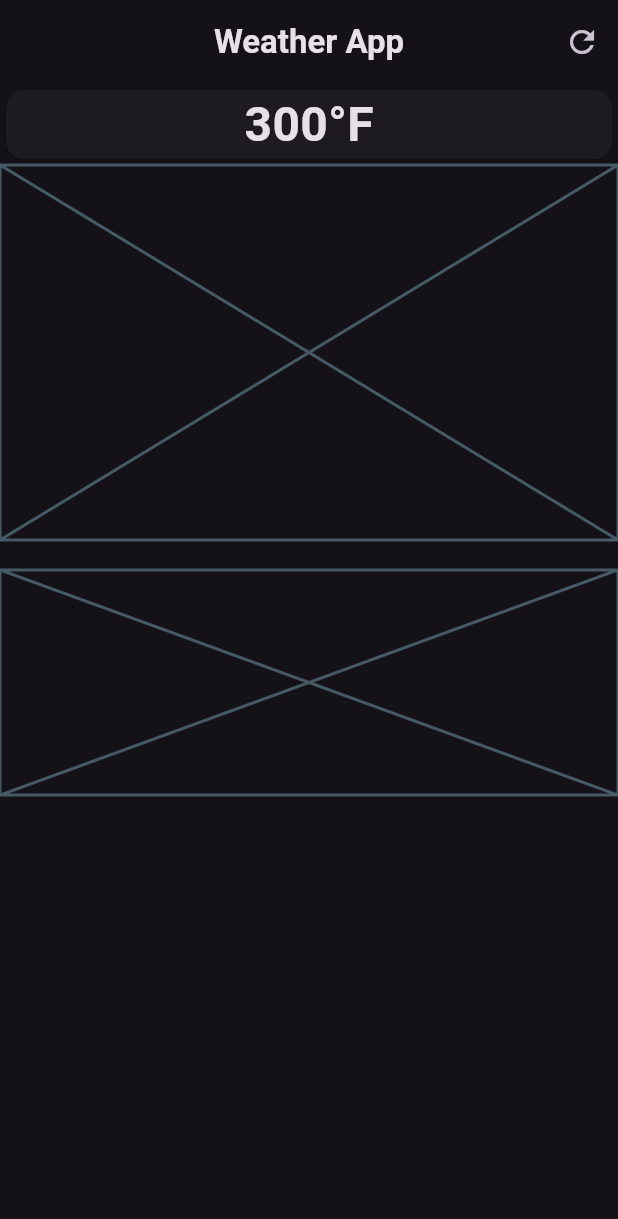
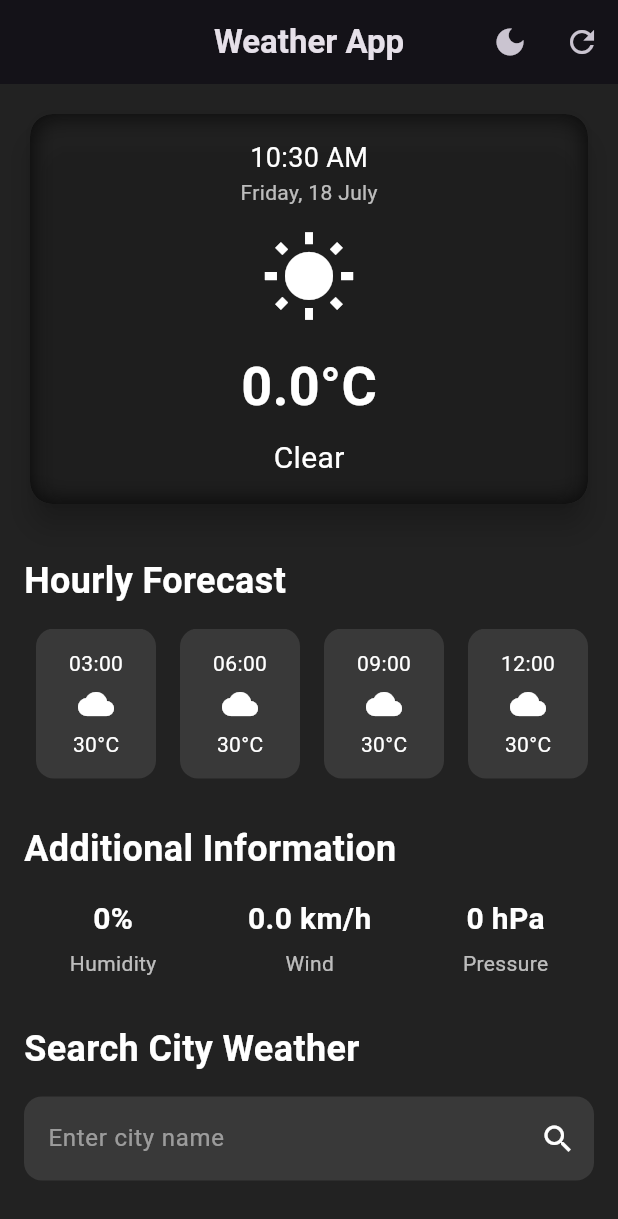
Before and after one commit to MANISH-Shetty-Repos/WeathrX, a Flutter app: the screen it shows after launch, on a phone screen of 412 x 824 dp. Shown: the top 1219 px of the screen. Run offline on Flutter 3.47's test engine with Material 3 defaults, Android fonts, the phone set to English and light mode, and no system bars.

Commit message:
feat: updated design, added hourly forecast, and light/dark mode functionality

```diff
--- a/lib/main.dart
+++ b/lib/main.dart
@@ -1,19 +1,41 @@
 import 'package:flutter/material.dart';
-import 'package:weather_app/weather_scree.dart';
+import 'weather_screen.dart';
 
-void main(){
-  runApp(const MyApp());
+void main() {
+  runApp(const WeatherApp());
 }
 
-class MyApp extends StatelessWidget {
-  const MyApp({Key? key});
+class WeatherApp extends StatefulWidget {
+  const WeatherApp({super.key});
+
+  @override
+  State<WeatherApp> createState() => _WeatherAppState();
+}
+
+class _WeatherAppState extends State<WeatherApp> {
+  bool isDarkMode = true;
+
+  void toggleTheme() {
+    setState(() {
+      isDarkMode = !isDarkMode;
+    });
+  }
 
   @override
   Widget build(BuildContext context) {
-    return  MaterialApp(
+    return MaterialApp(
       debugShowCheckedModeBanner: false,
-      theme:ThemeData.dark(useMaterial3: true),
-      home:const WeatherScreen(),
+      themeMode: isDarkMode ? ThemeMode.dark : ThemeMode.light,
+      darkTheme: ThemeData.dark().copyWith(
+        scaffoldBackgroundColor: Colors.black87,
+      ),
+      theme: ThemeData.light().copyWith(
+        scaffoldBackgroundColor: Colors.white,
+      ),
+      home: WeatherScreen(
+        isDarkMode: isDarkMode,
+        toggleTheme: toggleTheme,
+      ),
     );
   }
 }
--- a/lib/weather_scree.dart
+++ /dev/null
@@ -1,43 +0,0 @@
-import 'package:flutter/material.dart';
-
-class WeatherScreen extends StatelessWidget {
-  const WeatherScreen({super.key});
-
-  @override
-  Widget build(BuildContext context) {
-    return Scaffold(
-      appBar: AppBar(
-        title: const Text(
-          'Weather App',
-          style: TextStyle(fontWeight: FontWeight.bold),
-        ),
-        centerTitle: true,
-        actions: [
-          IconButton(onPressed: () {}, icon: const Icon(Icons.refresh)),
-        ],
-      ),
-      body: Column(
-        children: [
-          SizedBox(
-            width: double.infinity,
-
-            child: Card(
-              child: Column(
-                children: [
-                  Text(
-                    '300°F',
-                    style: TextStyle(fontSize: 32, fontWeight: FontWeight.bold),
-                  ),
-                ],
-              ),
-            ),
-          ),
-          const Placeholder(fallbackHeight: 250),
-          const SizedBox(height: 20),
-
-          const Placeholder(fallbackHeight: 150),
-        ],
-      ),
-    );
-  }
-}
--- /dev/null
+++ b/lib/weather_screen.dart
@@ -0,0 +1,345 @@
+import 'dart:convert';
+import 'dart:ui';
+import 'package:flutter/material.dart';
+import 'package:intl/intl.dart';
+import 'package:http/http.dart' as http;
+
+class WeatherScreen extends StatefulWidget {
+  final bool isDarkMode;
+  final VoidCallback toggleTheme;
+
+  const WeatherScreen({
+    super.key,
+    required this.isDarkMode,
+    required this.toggleTheme,
+  });
+
+  @override
+  State<WeatherScreen> createState() => _WeatherScreenState();
+}
+
+class _WeatherScreenState extends State<WeatherScreen> {
+  String weatherCondition = 'Clear';
+  double temperature = 0.0;
+  int humidity = 0;
+  double windSpeed = 0.0;
+  int pressure = 0;
+
+  final TextEditingController cityController = TextEditingController();
+
+  final String apiKey = 'a55f2dbb01cec59b0d5dd3c1b89bfacf';
+
+  IconData getWeatherIcon() {
+    switch (weatherCondition.toLowerCase()) {
+      case 'clear':
+        return Icons.wb_sunny;
+      case 'clouds':
+        return Icons.cloud_queue;
+      case 'rain':
+      case 'drizzle':
+        return Icons.umbrella;
+      case 'snow':
+        return Icons.ac_unit;
+      case 'thunderstorm':
+        return Icons.flash_on;
+      default:
+        return Icons.cloud;
+    }
+  }
+
+  void resetWeather() {
+    setState(() {
+      weatherCondition = 'Clear';
+      temperature = 0.0;
+      humidity = 0;
+      windSpeed = 0.0;
+      pressure = 0;
+      cityController.clear();
+    });
+  }
+
+  Future<void> fetchWeather(String city) async {
+    final url =
+        'https://api.openweathermap.org/data/2.5/weather?q=$city&appid=$apiKey&units=metric';
+
+    final response = await http.get(Uri.parse(url));
+
+    if (response.statusCode == 200) {
+      final data = jsonDecode(response.body);
+      setState(() {
+        weatherCondition = data['weather'][0]['main'];
+        temperature = data['main']['temp'].toDouble();
+        humidity = data['main']['humidity'];
+        windSpeed = data['wind']['speed'].toDouble();
+        pressure = data['main']['pressure'];
+      });
+    } else {
+      ScaffoldMessenger.of(
+        context,
+      ).showSnackBar(SnackBar(content: Text('City not found or API error!')));
+    }
+  }
+
+  @override
+  Widget build(BuildContext context) {
+    final isDark = widget.isDarkMode;
+    final iconColor = isDark ? Colors.white : Colors.black;
+
+    final time = DateFormat('hh:mm a').format(DateTime.now());
+    final date = DateFormat('EEEE, d MMMM').format(DateTime.now());
+
+    return Scaffold(
+      appBar: AppBar(
+        elevation: 0,
+        title: isDark
+            ? const Text(
+                'Weather App',
+                style: TextStyle(fontWeight: FontWeight.bold),
+              )
+            : ShaderMask(
+                shaderCallback: (bounds) => const LinearGradient(
+                  colors: [Colors.blue, Colors.orange],
+                ).createShader(bounds),
+                child: const Text(
+                  'Weather App',
+                  style: TextStyle(
+                    fontWeight: FontWeight.bold,
+                    color: Colors.white,
+                  ),
+                ),
+              ),
+        centerTitle: true,
+        actions: [
+          IconButton(
+            onPressed: widget.toggleTheme,
+            icon: Icon(isDark ? Icons.dark_mode : Icons.light_mode),
+          ),
+          IconButton(onPressed: resetWeather, icon: const Icon(Icons.refresh)),
+        ],
+      ),
+      body: Padding(
+        padding: const EdgeInsets.all(16.0),
+        child: SingleChildScrollView(
+          child: Column(
+            crossAxisAlignment: CrossAxisAlignment.start,
+            children: [
+              /// Weather Card
+              SizedBox(
+                width: double.infinity,
+                child: Card(
+                  color: isDark
+                      ? Colors.white.withOpacity(0.1)
+                      : Colors.grey[200],
+                  elevation: 8,
+                  shape: RoundedRectangleBorder(
+                    borderRadius: BorderRadius.circular(15),
+                  ),
+                  child: ClipRRect(
+                    borderRadius: BorderRadius.circular(15),
+                    child: BackdropFilter(
+                      filter: ImageFilter.blur(sigmaX: 8, sigmaY: 8),
+                      child: Padding(
+                        padding: const EdgeInsets.all(16.0),
+                        child: Column(
+                          children: [
+                            Text(
+                              time,
+                              style: TextStyle(color: iconColor, fontSize: 18),
+                            ),
+                            Text(
+                              date,
+                              style: TextStyle(
+                                color: iconColor.withOpacity(0.7),
+                                fontSize: 14,
+                              ),
+                            ),
+                            const SizedBox(height: 15),
+                            Icon(getWeatherIcon(), size: 64, color: iconColor),
+                            const SizedBox(height: 15),
+                            Text(
+                              '${temperature.toStringAsFixed(1)}°C',
+                              style: TextStyle(
+                                fontSize: 36,
+                                fontWeight: FontWeight.bold,
+                                color: iconColor,
+                              ),
+                            ),
+                            const SizedBox(height: 8),
+                            Text(
+                              weatherCondition,
+                              style: TextStyle(fontSize: 20, color: iconColor),
+                            ),
+                          ],
+                        ),
+                      ),
+                    ),
+                  ),
+                ),
+              ),
+
+              const SizedBox(height: 30),
+
+              /// Hourly Forecast (Dummy as API provides current weather only here)
+              Text(
+                'Hourly Forecast',
+                style: TextStyle(
+                  fontSize: 24,
+                  fontWeight: FontWeight.bold,
+                  color: iconColor,
+                ),
+              ),
+              const SizedBox(height: 15),
+
+              SizedBox(
+                height: 100,
+                child: ListView.builder(
+                  scrollDirection: Axis.horizontal,
+                  itemCount: 8,
+                  itemBuilder: (context, index) {
+                    final times = [
+                      '03:00',
+                      '06:00',
+                      '09:00',
+                      '12:00',
+                      '15:00',
+                      '18:00',
+                      '21:00',
+                      '00:00',
+                    ];
+                    return Container(
+                      width: 80,
+                      margin: const EdgeInsets.symmetric(horizontal: 8),
+                      decoration: BoxDecoration(
+                        color: isDark
+                            ? Colors.white.withOpacity(0.1)
+                            : Colors.grey[200],
+                        borderRadius: BorderRadius.circular(12),
+                      ),
+                      child: Column(
+                        mainAxisAlignment: MainAxisAlignment.center,
+                        children: [
+                          Text(
+                            times[index],
+                            style: TextStyle(color: iconColor),
+                          ),
+                          const SizedBox(height: 5),
+                          Icon(Icons.cloud, color: iconColor),
+                          const SizedBox(height: 5),
+                          Text('30°C', style: TextStyle(color: iconColor)),
+                        ],
+                      ),
+                    );
+                  },
+                ),
+              ),
+
+              const SizedBox(height: 30),
+
+              /// Additional Info
+              Text(
+                'Additional Information',
+                style: TextStyle(
+                  fontSize: 24,
+                  fontWeight: FontWeight.bold,
+                  color: iconColor,
+                ),
+              ),
+              const SizedBox(height: 15),
+
+              Row(
+                mainAxisAlignment: MainAxisAlignment.spaceAround,
+                children: [
+                  InfoTile(
+                    label: 'Humidity',
+                    value: '$humidity%',
+                    color: iconColor,
+                  ),
+                  InfoTile(
+                    label: 'Wind',
+                    value: '${windSpeed.toStringAsFixed(1)} km/h',
+                    color: iconColor,
+                  ),
+                  InfoTile(
+                    label: 'Pressure',
+                    value: '$pressure hPa',
+                    color: iconColor,
+                  ),
+                ],
+              ),
+
+              const SizedBox(height: 30),
+
+              /// Search City
+              Text(
+                'Search City Weather',
+                style: TextStyle(
+                  fontSize: 24,
+                  fontWeight: FontWeight.bold,
+                  color: iconColor,
+                ),
+              ),
+              const SizedBox(height: 15),
+
+              TextField(
+                controller: cityController,
+                style: TextStyle(color: iconColor),
+                onSubmitted: (value) {
+                  fetchWeather(value);
+                },
+                decoration: InputDecoration(
+                  hintText: 'Enter city name',
+                  hintStyle: TextStyle(color: iconColor.withOpacity(0.5)),
+                  filled: true,
+                  fillColor: isDark
+                      ? Colors.white.withOpacity(0.1)
+                      : Colors.grey[200],
+                  border: OutlineInputBorder(
+                    borderRadius: BorderRadius.circular(12),
+                    borderSide: BorderSide.none,
+                  ),
+                  suffixIcon: IconButton(
+                    onPressed: () {
+                      fetchWeather(cityController.text);
+                    },
+                    icon: Icon(Icons.search, color: iconColor),
+                  ),
+                ),
+              ),
+            ],
+          ),
+        ),
+      ),
+    );
+  }
+}
+
+class InfoTile extends StatelessWidget {
+  final String label;
+  final String value;
+  final Color color;
+
+  const InfoTile({
+    super.key,
+    required this.label,
+    required this.value,
+    required this.color,
+  });
+
+  @override
+  Widget build(BuildContext context) {
+    return Column(
+      children: [
+        Text(
+          value,
+          style: TextStyle(
+            color: color,
+            fontSize: 20,
+            fontWeight: FontWeight.bold,
+          ),
+        ),
+        const SizedBox(height: 5),
+        Text(label, style: TextStyle(color: color.withOpacity(0.7))),
+      ],
+    );
+  }
+}
--- a/pubspec.yaml
+++ b/pubspec.yaml
@@ -30,6 +30,11 @@ environment:
 dependencies:
   flutter:
     sdk: flutter
+  http: ^1.2.1
+  intl: ^0.18.1
+  weather_icons: ^3.0.0
+
+
 
   # The following adds the Cupertino Icons font to your application.
   # Use with the CupertinoIcons class for iOS style icons.
```
Also changed, not shown: pubspec.lock, 1 other file.
